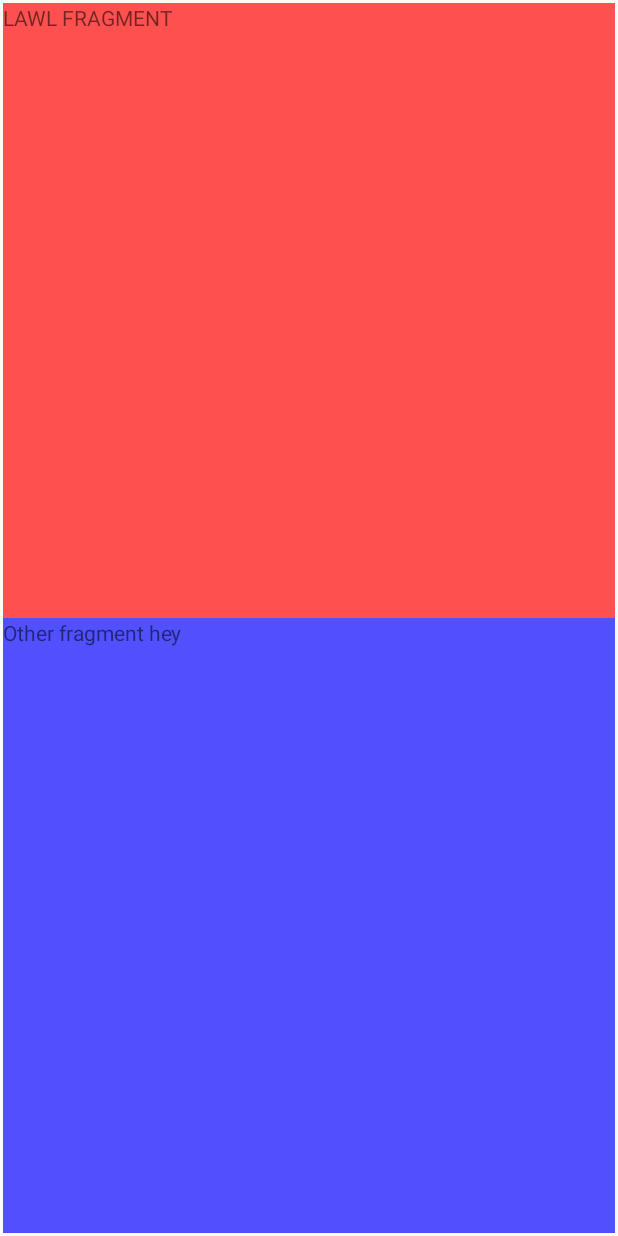
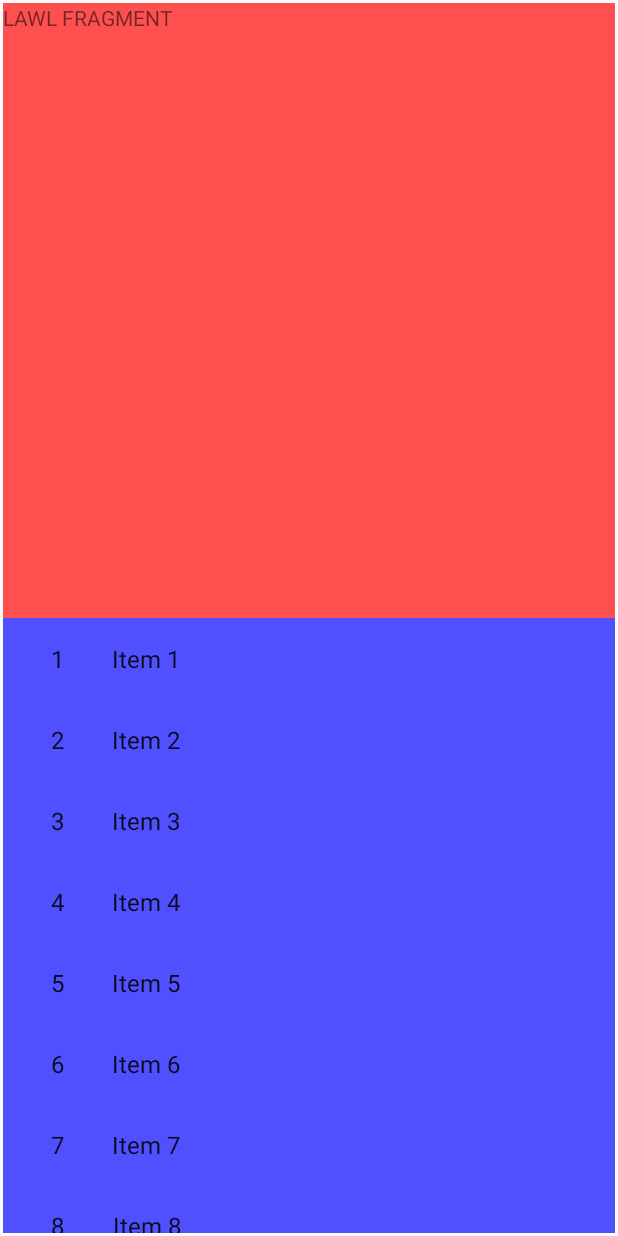
Before and after one commit to Minimata/AndroidProject, an Android app: the screen it shows after launch (MainActivity), on a phone screen of 412 x 824 dp. Run offline under Robolectric (Android 15) with nearby library versions, the phone set to English and light mode, and no system bars.

Commit message:
Added list fragment

```diff
--- a/GeoSys/app/src/main/java/minimata/geosys/MainActivity.java
+++ b/GeoSys/app/src/main/java/minimata/geosys/MainActivity.java
@@ -7,7 +7,11 @@ import android.support.v7.app.AppCompatActivity;
 import android.os.Bundle;
 import android.util.Log;
 
-public class MainActivity extends AppCompatActivity implements MapsFragment.OnFragmentInteractionListener {
+import minimata.geosys.dummy.DummyContent;
+
+public class MainActivity extends AppCompatActivity implements
+        MapsFragment.OnFragmentInteractionListener,
+        SettingFragment.OnListFragmentInteractionListener {
 
     @Override
     protected void onCreate(Bundle savedInstanceState) {
@@ -21,10 +25,15 @@ public class MainActivity extends AppCompatActivity implements MapsFragment.OnFr
 
             // Pushing MapsFragment
             MapsFragment mapsFragment = new MapsFragment();
-            mapsFragment.setArguments(getIntent().getExtras());
-
+//            mapsFragment.setArguments(getIntent().getExtras());
             getSupportFragmentManager().beginTransaction()
                     .add(R.id.Maps_fragment_container, mapsFragment).commit();
+
+            SettingFragment settingFragment = new SettingFragment();
+            getSupportFragmentManager().beginTransaction()
+                    .add(R.id.Setting_fragment_container, settingFragment).commit();
+
+
         }
 
     }
@@ -33,4 +42,9 @@ public class MainActivity extends AppCompatActivity implements MapsFragment.OnFr
     public void onFragmentInteraction(Uri uri) {
 
     }
+
+    @Override
+    public void onListFragmentInteraction(DummyContent.DummyItem dummyItem) {
+
+    }
 }
--- a/GeoSys/app/src/main/java/minimata/geosys/SettingFragment.java
+++ b/GeoSys/app/src/main/java/minimata/geosys/SettingFragment.java
@@ -9,6 +9,7 @@ import android.support.v7.widget.RecyclerView;
 import android.view.LayoutInflater;
 import android.view.View;
 import android.view.ViewGroup;
+import android.widget.ListView;
 
 import minimata.geosys.dummy.DummyContent;
 import minimata.geosys.dummy.DummyContent.DummyItem;
--- a/GeoSys/app/src/main/res/layout/activity_main.xml
+++ b/GeoSys/app/src/main/res/layout/activity_main.xml
@@ -31,9 +31,8 @@
         android:layout_weight="1"
         android:background="#5050ff">
 
-        <TextView xmlns:android="http://schemas.android.com/apk/res/android"
-            android:id="@+id/TextView"
-            android:text="Other fragment hey"
+        <FrameLayout xmlns:android="http://schemas.android.com/apk/res/android"
+            android:id="@+id/Setting_fragment_container"
             android:layout_width="match_parent"
             android:layout_height="match_parent" />
     </LinearLayout>
--- a/GeoSys/app/src/main/res/layout/fragment_maps.xml
+++ b/GeoSys/app/src/main/res/layout/fragment_maps.xml
@@ -5,8 +5,6 @@
     tools:context="minimata.geosys.MapsFragment"
     android:id="@+id/Maps_fragment_container">
 
-    <!-- TODO: Update blank fragment layout -->
-
     <TextView
         android:text="LAWL FRAGMENT"
         android:layout_width="wrap_content"
--- a/GeoSys/app/src/main/res/layout/fragment_setting.xml
+++ b/GeoSys/app/src/main/res/layout/fragment_setting.xml
@@ -2,7 +2,8 @@
 <LinearLayout xmlns:android="http://schemas.android.com/apk/res/android"
     android:layout_width="wrap_content"
     android:layout_height="wrap_content"
-    android:orientation="horizontal">
+    android:orientation="horizontal"
+    android:id="@+id/Setting_fragment_container">
 
     <TextView
         android:id="@+id/id"
--- a/GeoSys/app/src/main/res/layout/fragment_setting_list.xml
+++ b/GeoSys/app/src/main/res/layout/fragment_setting_list.xml
@@ -2,7 +2,7 @@
 <android.support.v7.widget.RecyclerView xmlns:android="http://schemas.android.com/apk/res/android"
     xmlns:app="http://schemas.android.com/apk/res-auto"
     xmlns:tools="http://schemas.android.com/tools"
-    android:id="@+id/list"
+    android:id="@+id/Setting_fragment_list_container"
     android:name="minimata.geosys.SettingFragment"
     android:layout_width="match_parent"
     android:layout_height="match_parent"
```
